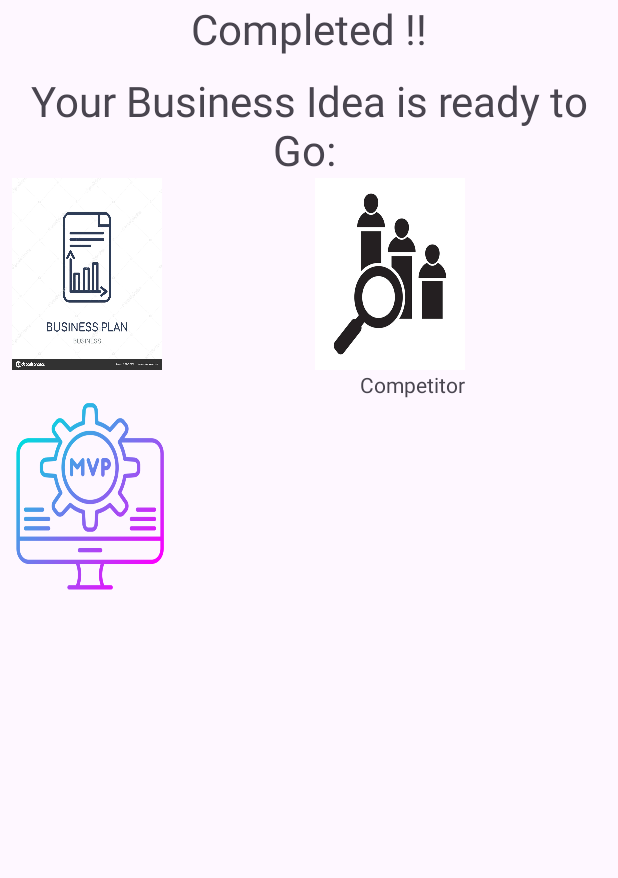
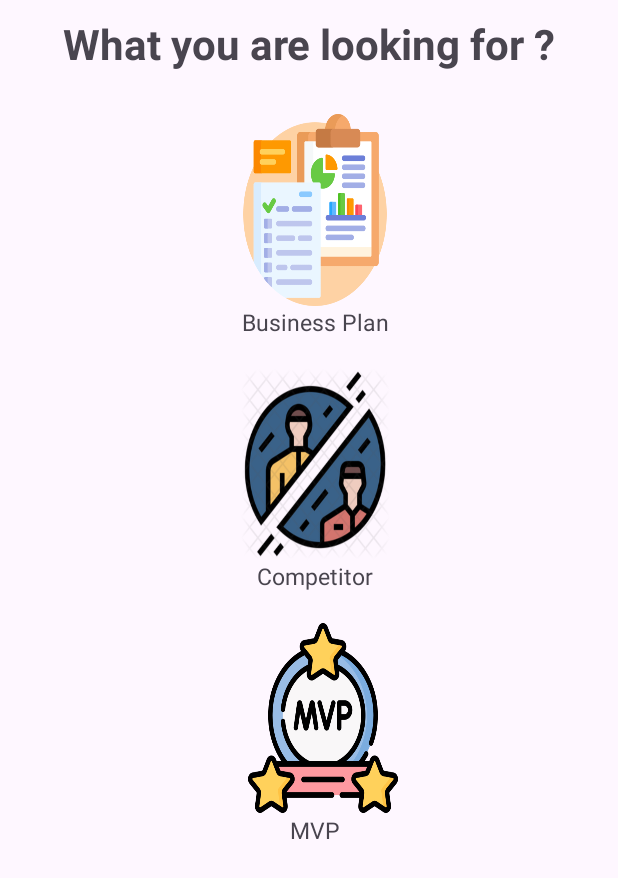
Before and after one commit to Adya-04/PlanZee, an Android app: the MainActivity screen opened directly, with no data from a screen before it, on a phone screen of 412 x 824 dp. Shown: the top 878 px of the screen. Run offline under Robolectric (Android 15) with nearby library versions, the phone set to English and light mode, and no system bars.

Commit message:
change the ui and fixed business plan details bug

```diff
--- a/app/src/main/java/com/example/planzee/dataClass/BusinessPlanResponse.kt
+++ b/app/src/main/java/com/example/planzee/dataClass/BusinessPlanResponse.kt
@@ -1,6 +1,10 @@
 package com.example.planzee.dataClass
 
 data class BusinessPlanResponse (
+    val result: Result
+)
+
+data class Result(
     val business_plan: String,
     val monetization_strategy: String
 )
--- a/app/src/main/java/com/example/planzee/network/RetrofitAPI.kt
+++ b/app/src/main/java/com/example/planzee/network/RetrofitAPI.kt
@@ -6,7 +6,7 @@ import retrofit2.converter.gson.GsonConverterFactory
 object RetrofitAPI {
     private val retrofit by lazy {
         Retrofit.Builder()
-            .baseUrl("http://192.168.0.57:4500/")
+            .baseUrl("http://192.168.0.59:4500/")
             .addConverterFactory(GsonConverterFactory.create())
             .build()
     }
--- a/app/src/main/java/com/example/planzee/ui/MainActivity.kt
+++ b/app/src/main/java/com/example/planzee/ui/MainActivity.kt
@@ -145,8 +145,8 @@ class MainActivity : AppCompatActivity() {
                         val businessPlanResponse = response1.body()
                         if (businessPlanResponse != null) {
                             Log.d("MainActivity", "Response body: $businessPlanResponse")
-                            val businessPlan = businessPlanResponse.business_plan
-                            val monetizationStrategy = businessPlanResponse.monetization_strategy
+                            val businessPlan = businessPlanResponse.result.business_plan
+                            val monetizationStrategy = businessPlanResponse.result.monetization_strategy
 
                             Log.d("MainActivity", "Business Plan: $businessPlan")
                             Log.d("MainActivity", "Monetization Strategy: $monetizationStrategy")
--- a/app/src/main/res/layout/activity_main.xml
+++ b/app/src/main/res/layout/activity_main.xml
@@ -6,65 +6,84 @@
     android:layout_width="match_parent"
     android:layout_height="match_parent"
     tools:context=".ui.MainActivity">
-<TextView
-    android:id="@+id/completed"
-    android:layout_width="match_parent"
-    android:layout_height="wrap_content"
-    android:text="Completed !!"
-    android:textSize="28sp"
-    android:layout_marginHorizontal="10dp"
-    app:layout_constraintTop_toTopOf="parent"
-    app:layout_constraintRight_toRightOf="parent"
-    app:layout_constraintLeft_toLeftOf="parent"
-    android:gravity="center"/>
 
     <TextView
         android:id="@+id/text"
         android:layout_width="match_parent"
         android:layout_height="wrap_content"
-        android:text="Your Business Idea is ready to Go: "
+        android:layout_marginHorizontal="10dp"
+        android:layout_marginTop="10dp"
+        android:gravity="center"
+        android:textStyle="bold"
+        android:text="What you are looking for ?"
         android:textSize="28sp"
-        android:layout_marginHorizontal="10dp"
-        app:layout_constraintTop_toBottomOf="@id/completed"
+        app:layout_constraintLeft_toLeftOf="parent"
         app:layout_constraintRight_toRightOf="parent"
-        app:layout_constraintLeft_toLeftOf="parent"
-        android:layout_marginTop="10dp"
-        android:gravity="center"/>
+        app:layout_constraintTop_toTopOf="parent" />
 
 
     <ImageView
         android:id="@+id/business_plan"
         android:layout_width="100dp"
         android:layout_height="128dp"
+        android:layout_marginStart="8dp"
+        android:layout_marginTop="28dp"
         android:background="@drawable/img"
-        app:layout_constraintTop_toBottomOf="@id/text"
-        android:layout_marginStart="8dp"
-        app:layout_constraintLeft_toLeftOf="parent"/>
+        app:layout_constraintLeft_toLeftOf="parent"
+        app:layout_constraintRight_toRightOf="parent"
+        app:layout_constraintTop_toBottomOf="@id/text" />
+
+    <TextView
+        android:id="@+id/businessplan_txt"
+        android:layout_width="wrap_content"
+        android:layout_height="wrap_content"
+        android:text="Business Plan"
+        android:textSize="15sp"
+        app:layout_constraintLeft_toLeftOf="@id/business_plan"
+        app:layout_constraintTop_toBottomOf="@id/business_plan"
+        app:layout_constraintRight_toRightOf="@id/business_plan"/>
+
 
     <ImageView
         android:id="@+id/competitor"
         android:layout_width="100dp"
         android:layout_height="128dp"
         android:background="@drawable/img_1"
-        app:layout_constraintTop_toTopOf="@id/business_plan"
-        app:layout_constraintRight_toRightOf="parent"
-        app:layout_constraintLeft_toRightOf="@id/business_plan" />
+        android:layout_marginTop="20dp"
+        app:layout_constraintLeft_toLeftOf="@id/business_plan"
+        app:layout_constraintRight_toRightOf="@id/business_plan"
+        app:layout_constraintTop_toBottomOf="@id/businessplan_txt" />
+
     <TextView
+        android:id="@+id/competitor_txt"
         android:layout_width="wrap_content"
         android:layout_height="wrap_content"
-        app:layout_constraintTop_toBottomOf="@id/competitor"
         android:text="Competitor"
-        app:layout_constraintRight_toRightOf="@id/competitor"/>
+        android:textSize="15sp"
+        app:layout_constraintLeft_toLeftOf="@id/business_plan"
+        app:layout_constraintRight_toRightOf="@id/competitor"
+        app:layout_constraintTop_toBottomOf="@id/competitor" />
 
     <ImageView
         android:id="@+id/mvp"
         android:layout_width="100dp"
         android:layout_height="128dp"
+        android:layout_marginStart="10dp"
+        android:layout_marginTop="20dp"
         android:background="@drawable/img_2"
-        app:layout_constraintTop_toBottomOf="@id/business_plan"
-        app:layout_constraintLeft_toLeftOf="parent"
-        android:layout_marginTop="20dp"
-        android:layout_marginStart="10dp"/>
+        app:layout_constraintLeft_toLeftOf="@id/competitor"
+        app:layout_constraintRight_toRightOf="@id/competitor"
+        app:layout_constraintTop_toBottomOf="@id/competitor_txt" />
+
+    <TextView
+        android:id="@+id/mvp_txt"
+        android:layout_width="wrap_content"
+        android:layout_height="wrap_content"
+        android:text="MVP"
+        android:textSize="15sp"
+        app:layout_constraintLeft_toLeftOf="@id/business_plan"
+        app:layout_constraintRight_toRightOf="@id/competitor"
+        app:layout_constraintTop_toBottomOf="@id/mvp" />
 
 
 </androidx.constraintlayout.widget.ConstraintLayout>
--- a/app/src/main/res/xml/network_security_config.xml
+++ b/app/src/main/res/xml/network_security_config.xml
@@ -1,6 +1,6 @@
 <?xml version="1.0" encoding="utf-8"?>
 <network-security-config>
     <domain-config cleartextTrafficPermitted="true">
-        <domain includeSubdomains="true">192.168.0.57</domain>
+        <domain includeSubdomains="true">192.168.0.59</domain>
     </domain-config>
 </network-security-config>
```
Also changed, not shown: app/src/main/res/layout/activity_business_plan.xml (+12 -5 lines), app/src/main/res/layout/activity_competitor.xml (+10 -6 lines), app/src/main/res/layout/activity_mvplist.xml (+7 -3 lines), app/src/main/res/layout/fill_form.xml (+6 -14 lines), app/src/main/res/layout/item_competitor.xml (+13 -1 lines), app/src/main/res/layout/item_mvplist.xml (+6 -22 lines), app/src/main/res/drawable/img.png, app/src/main/res/drawable/img_1.png, app/src/main/res/drawable/img_2.png.
